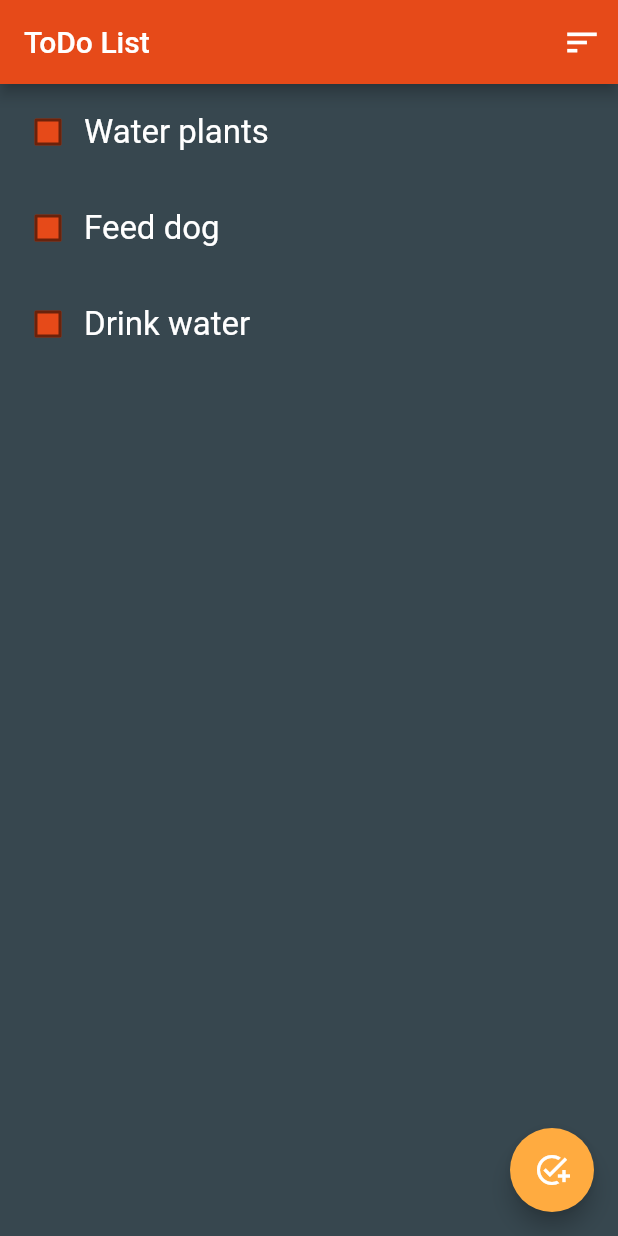
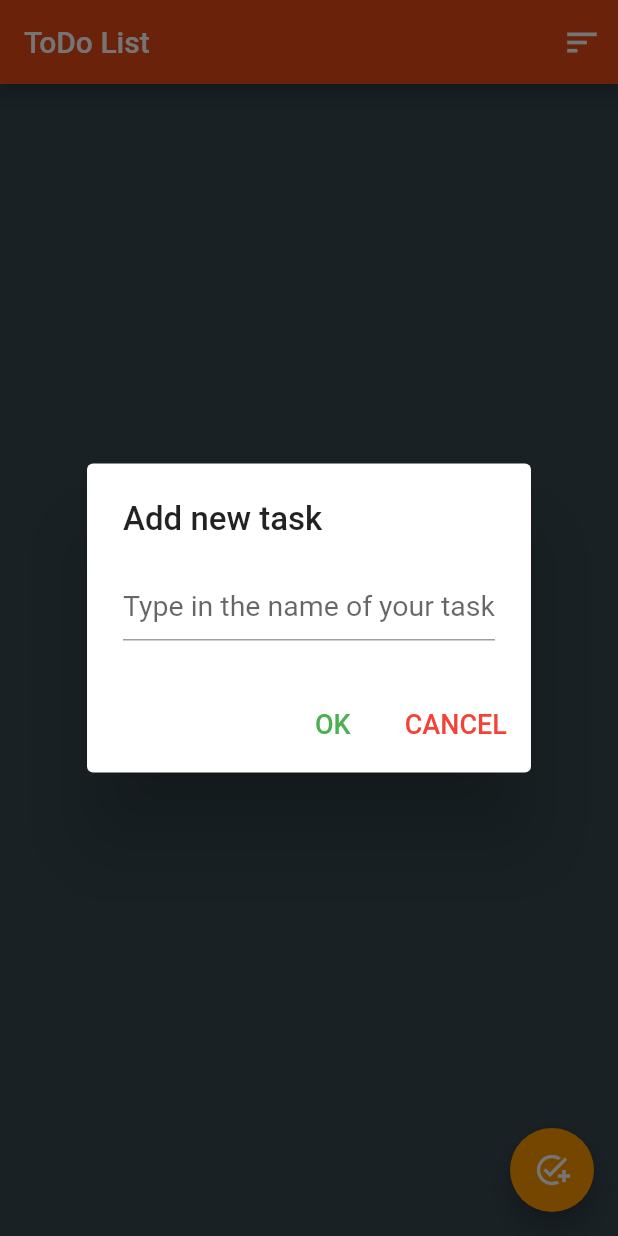
Before and after one commit to dmytrohurskyi/to_do_list, a Flutter app: the screen it shows after launch, after a tap on the "add task" icon, on a phone screen of 412 x 824 dp. Run offline on Flutter 3.47's test engine with Material 2 defaults, Android fonts, the phone set to English and light mode, and no system bars; missing offline and left inert: localstore.

Commit message:
Imported Localstore library; Implemented tasks storage with above mentioned library; Implemented FAB so that user could add new tasks

```diff
--- a/lib/main.dart
+++ b/lib/main.dart
@@ -2,6 +2,7 @@ import 'package:flutter/material.dart';
 import 'package:to_do_list/ui/screens/home_screen.dart';
 
 void main() {
+  WidgetsFlutterBinding.ensureInitialized();
   runApp(const ToDoApp());
 }
 
--- a/lib/ui/screens/home_screen.dart
+++ b/lib/ui/screens/home_screen.dart
@@ -13,8 +13,8 @@ class HomeScreen extends StatelessWidget {
       appBar: AppBar(
         title: const Text("ToDo List"),
         backgroundColor: Colors.deepOrange[700],
-        actions: const [
-          SortPopupMenuWidget()
+        actions: [
+          SortPopupMenuWidget(),
         ],
       ),
       body: const HomeBodyWidget(),
--- a/lib/ui/ui_components/add_new_task_fab_widget.dart
+++ b/lib/ui/ui_components/add_new_task_fab_widget.dart
@@ -1,4 +1,5 @@
 import 'package:flutter/material.dart';
+import 'package:to_do_list/ui/ui_components/add_task_dialog_widget.dart';
 
 class AddNewTaskFabWidget extends StatelessWidget {
   const AddNewTaskFabWidget({Key? key}) : super(key: key);
@@ -6,9 +7,17 @@ class AddNewTaskFabWidget extends StatelessWidget {
   @override
   Widget build(BuildContext context) {
     return FloatingActionButton(
-      onPressed: () {},
+      onPressed: () => _displayTextInputDialog(context),
       child: const Icon(Icons.add_task),
-      backgroundColor: Colors.orangeAccent,
+      backgroundColor: Colors.orange,
     );
   }
+
+  Future<void> _displayTextInputDialog(BuildContext context) async {
+    return showDialog(
+        context: context,
+        builder: (context) {
+          return AddTaskDialogWidget();
+        });
+  }
 }
--- /dev/null
+++ b/lib/ui/ui_components/add_task_dialog_widget.dart
@@ -0,0 +1,58 @@
+import 'package:flutter/material.dart';
+import 'package:localstore/localstore.dart';
+import 'package:to_do_list/ui/model/to_do_data_model.dart';
+
+class AddTaskDialogWidget extends StatelessWidget {
+  final _db = Localstore.instance;
+
+  AddTaskDialogWidget({Key? key}) : super(key: key);
+
+  @override
+  Widget build(BuildContext context) {
+    String valueText = '';
+    return AlertDialog(
+      title: const Text(
+        'Add new task',
+        style: TextStyle(fontSize: 22),
+      ),
+      content: TextField(
+        onChanged: (value) {
+          valueText = value;
+        },
+        decoration: const InputDecoration(
+            hintText: "Type in the name of your task",
+            hintStyle: TextStyle(fontSize: 19)),
+        style: const TextStyle(fontSize: 20),
+        minLines: 1,
+        maxLines: 3,
+      ),
+      actions: [
+        TextButton(
+          onPressed: () {
+            final id = _db.collection('todos').doc().id;
+            final newTask = ToDo(
+              id: id,
+              text: valueText,
+              isCompleted: false,
+            );
+            newTask.save();
+            Navigator.pop(context);
+          },
+          child: const Text(
+            'OK',
+            style: TextStyle(color: Colors.green),
+          ),
+        ),
+        TextButton(
+          onPressed: () {
+            Navigator.pop(context);
+          },
+          child: const Text(
+            'CANCEL',
+            style: TextStyle(color: Colors.red),
+          ),
+        ),
+      ],
+    );
+  }
+}
--- a/lib/ui/ui_components/home_body_widget.dart
+++ b/lib/ui/ui_components/home_body_widget.dart
@@ -1,4 +1,8 @@
+import 'dart:async';
+
 import 'package:flutter/material.dart';
+import 'package:localstore/localstore.dart';
+import 'package:to_do_list/ui/model/to_do_data_model.dart';
 import 'package:to_do_list/ui/ui_components/list_item_widget.dart';
 
 class HomeBodyWidget extends StatefulWidget {
@@ -9,43 +13,56 @@ class HomeBodyWidget extends StatefulWidget {
 }
 
 class _HomeBodyWidgetState extends State<HomeBodyWidget> {
-  List toDos = [];
+  final _toDos = <String, ToDo>{};
+  final _db = Localstore.instance;
+  StreamSubscription<Map<String, dynamic>>? _subscription;
 
   @override
   void initState() {
+    _subscription = _db.collection('todos').stream.listen((event) {
+      setState(() {
+        final item = ToDo.fromMap(event);
+        _toDos.putIfAbsent(item.id, () => item);
+      });
+    });
     super.initState();
-
-    toDos.addAll(['Water plants', 'Feed dog', 'Drink water']);
   }
 
   @override
   Widget build(BuildContext context) {
     return ListView.builder(
-      itemCount: toDos.length,
-      itemBuilder: (_, index) => Dismissible(
-        key: Key(toDos[index]),
-        child: ListItemWidget(textToShow: toDos[index]),
+        itemCount: _toDos.keys.length,
+        itemBuilder: (_, index) {
+          final item = _toDos[_toDos.keys.elementAt(index)];
+
+          return Dismissible(
+            key: Key(_toDos.keys.elementAt(index)),
+            child: ListItemWidget(
+              task: item!,
+            ),
             background: Container(color: Colors.redAccent),
             onDismissed: (_) {
               setState(() {
-            String deletedTask = toDos[index];
-            toDos.removeAt(index);
+                var deletedTask = item;
+                item.delete();
+                _toDos.remove(item.id);
                 ScaffoldMessenger.of(context).showSnackBar(SnackBar(
                   content: const Text(
-                'Task was deleted.',
+                    'The task was deleted.',
                     style: TextStyle(fontSize: 20),
                   ),
                   action: SnackBarAction(
                       label: 'UNDO',
                       onPressed: () {
                         setState(() {
-                      toDos.add(deletedTask);
+                          deletedTask.save();
+                          _toDos.putIfAbsent(deletedTask.id, () => deletedTask);
                         });
                       }),
                 ));
               });
             },
-      ),
           );
+        });
   }
 }
--- a/lib/ui/ui_components/list_item_widget.dart
+++ b/lib/ui/ui_components/list_item_widget.dart
@@ -1,17 +1,16 @@
 import 'package:flutter/material.dart';
+import 'package:to_do_list/ui/model/to_do_data_model.dart';
 
 class ListItemWidget extends StatefulWidget {
-  final String textToShow;
+  final ToDo task;
 
-  const ListItemWidget({Key? key, required this.textToShow}) : super(key: key);
+  const ListItemWidget({Key? key, required this.task}) : super(key: key);
 
   @override
   _ListItemWidgetState createState() => _ListItemWidgetState();
 }
 
 class _ListItemWidgetState extends State<ListItemWidget> {
-  bool isDone = false;
-
   @override
   Widget build(BuildContext context) {
     return Padding(
@@ -24,18 +23,21 @@ class _ListItemWidgetState extends State<ListItemWidget> {
               fillColor: MaterialStateProperty.resolveWith((states) {
                 return Colors.deepOrange[700];
               }),
-              value: isDone,
+              value: widget.task.isCompleted,
               onChanged: (bool? value) {
                 setState(() {
-                  isDone = value!;
+                  widget.task.isCompleted = value!;
+                  widget.task.save();
                 });
               }),
           Text(
-            widget.textToShow,
+            widget.task.text,
             style: TextStyle(
                 fontSize: 22,
                 color: Colors.white,
-                decoration: isDone ? TextDecoration.lineThrough : null),
+                decoration: widget.task.isCompleted
+                    ? TextDecoration.lineThrough
+                    : null),
           ),
         ],
       ),
--- a/lib/ui/ui_components/sort_popup_menu_widget.dart
+++ b/lib/ui/ui_components/sort_popup_menu_widget.dart
@@ -8,14 +8,9 @@ enum _MenuSortingOptions {
   longestToShortest
 }
 
-class SortPopupMenuWidget extends StatefulWidget {
+class SortPopupMenuWidget extends StatelessWidget {
   const SortPopupMenuWidget({Key? key}) : super(key: key);
 
-  @override
-  _SortPopupMenuWidgetState createState() => _SortPopupMenuWidgetState();
-}
-
-class _SortPopupMenuWidgetState extends State<SortPopupMenuWidget> {
   @override
   Widget build(BuildContext context) {
     return PopupMenuButton<_MenuSortingOptions>(
@@ -26,10 +21,10 @@ class _SortPopupMenuWidgetState extends State<SortPopupMenuWidget> {
       onSelected: (_MenuSortingOptions result) {
         switch (result) {
           case _MenuSortingOptions.ascendingOrder:
-            // TODO: Handle this case.
+            // TODO:
             break;
           case _MenuSortingOptions.descendingOrder:
-            // TODO: Handle this case.
+            // TODO:
             break;
           case _MenuSortingOptions.shortestToLongest:
             // TODO: Handle this case.
--- /dev/null
+++ b/lib/utils/sorting/descending_todo_sort.dart
@@ -0,0 +1,4 @@
+List<String> descendingStringSort(List<String> array){
+  array.sort((b, a) => a.compareTo(b));
+  return array;
+}
--- a/pubspec.yaml
+++ b/pubspec.yaml
@@ -29,6 +29,7 @@ environment:
 dependencies:
   flutter:
     sdk: flutter
+  localstore:
 
 
   # The following adds the Cupertino Icons font to your application.
```
Also changed, not shown: lib/ui/model/to_do_data_model.dart (added, +37 -0 lines), lib/utils/sorting/ascending_todo_sort.dart (added, +8 -0 lines), pubspec.lock. Lines whose indentation alone changed are shown as unchanged.
